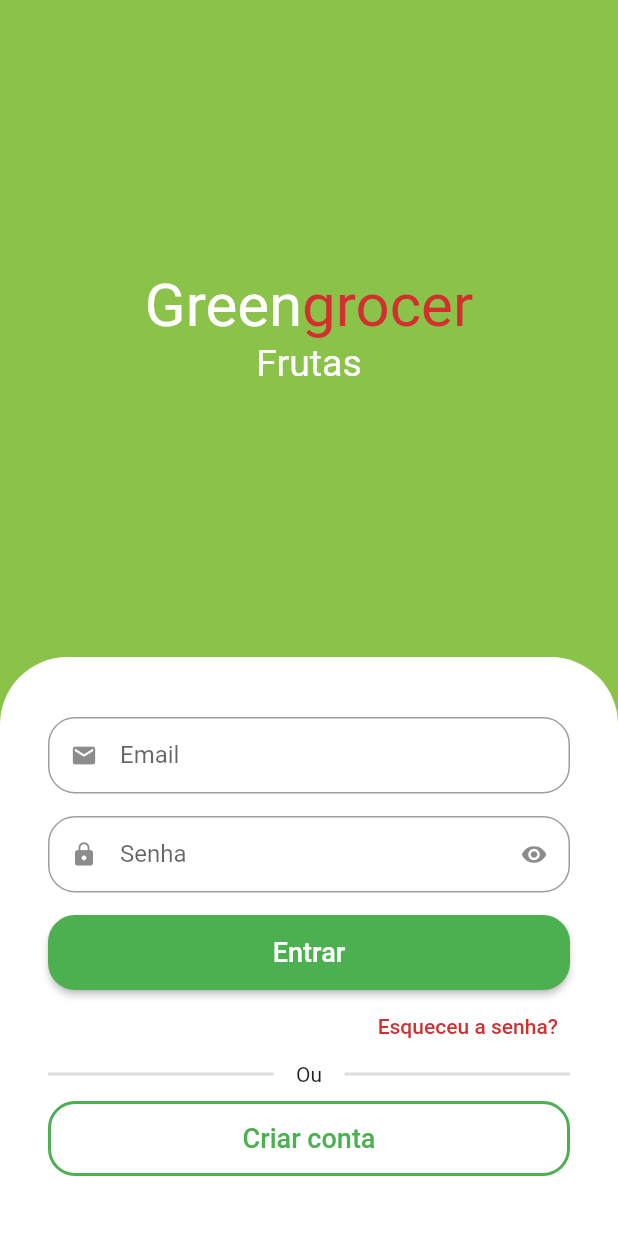
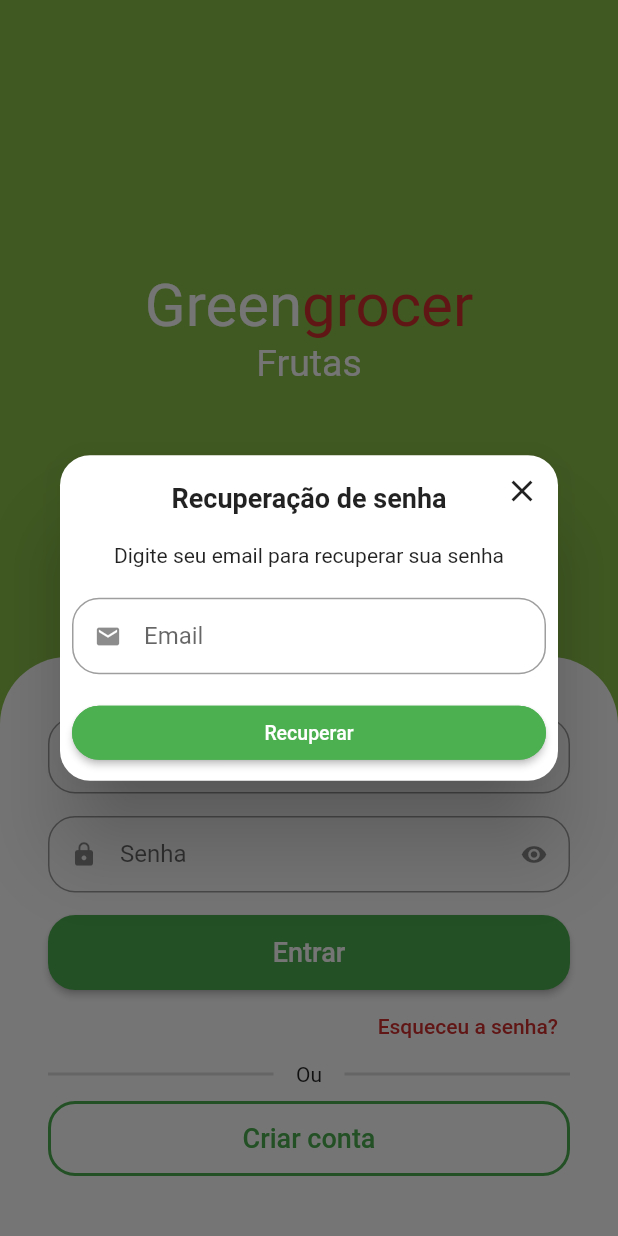
Before and after one commit to lucasanbe/quitanda-virtual, a Flutter app: the SignInScreen screen opened by its route, after a tap on "Esqueceu a senha?", on a phone screen of 412 x 824 dp. Run offline on Flutter 3.47's test engine with Material 2 defaults, Android fonts, the phone set to English and light mode, and no system bars; drawn by our look-alikes of animated_text_kit; our stand-ins replace dio, flutter_secure_storage, fluttertoast, freezed_annotation, get, mask_text_input_formatter and 2 more; missing offline and left inert: add_to_cart_animation; accounts and stored records are empty.

Commit message:
tornando funcional o botão de esqueceu a senha, inclusão de dialog e requisição de recuperação de senha

```diff
--- a/lib/src/constants/endpoints.dart
+++ b/lib/src/constants/endpoints.dart
@@ -4,4 +4,5 @@ abstract class Endpoints {
   static const String signin = '$baseUrl/login';
   static const String signup = '$baseUrl/signup';
   static const String validateToken = '$baseUrl/validate-token';
+  static const String resetPassword = '$baseUrl/reset-password';
 }
--- a/lib/src/pages/auth/controller/auth_controller.dart
+++ b/lib/src/pages/auth/controller/auth_controller.dart
@@ -35,6 +35,10 @@ class AuthController extends GetxController {
     }, error: (message) {
       signOut();
     });
+  }
+
+  Future<void> resetPassword(String email) async {
+    await authRepository.resetPassword(email);
   }
 
   Future<void> signOut() async {
--- a/lib/src/pages/auth/repository/auth_repository.dart
+++ b/lib/src/pages/auth/repository/auth_repository.dart
@@ -50,4 +50,12 @@ class AuthRepository {
     );
     return handleUserOrError(result);
   }
+
+  Future<void> resetPassword(String email) async {
+    await _httpManager.restRequest(
+      url: Endpoints.resetPassword,
+      method: HttpMethods.post,
+      body: {'email': email},
+    );
+  }
 }
--- /dev/null
+++ b/lib/src/pages/auth/views/components/forgot_password_dialog.dart
@@ -0,0 +1,114 @@
+import 'package:flutter/material.dart';
+import 'package:get/get.dart';
+import 'package:greengrocer/src/pages/auth/controller/auth_controller.dart';
+import 'package:greengrocer/src/pages/common_widgets/custom_text_field.dart';
+import 'package:greengrocer/src/services/validators.dart';
+
+class ForgotPasswordDialog extends StatelessWidget {
+  final emailController = TextEditingController();
+
+  ForgotPasswordDialog({
+    required String email,
+    Key? key,
+  }) : super(key: key) {
+    emailController.text = email;
+  }
+
+  final _formFieldKey = GlobalKey<FormFieldState>();
+  final authController = Get.find<AuthController>();
+
+  @override
+  Widget build(BuildContext context) {
+    return Dialog(
+      shape: RoundedRectangleBorder(
+        borderRadius: BorderRadius.circular(20),
+      ),
+      child: Stack(
+        alignment: Alignment.center,
+        children: [
+          // Conteúdo
+          Padding(
+            padding: const EdgeInsets.all(8.0),
+            child: Column(
+              crossAxisAlignment: CrossAxisAlignment.stretch,
+              mainAxisSize: MainAxisSize.min,
+              children: [
+                // Titulo
+                const Padding(
+                  padding: EdgeInsets.symmetric(vertical: 10),
+                  child: Text(
+                    'Recuperação de senha',
+                    textAlign: TextAlign.center,
+                    style: TextStyle(
+                      fontWeight: FontWeight.bold,
+                      fontSize: 18,
+                    ),
+                  ),
+                ),
+
+                // Descrição
+                const Padding(
+                  padding: EdgeInsets.only(
+                    top: 10,
+                    bottom: 20,
+                  ),
+                  child: Text(
+                    'Digite seu email para recuperar sua senha',
+                    textAlign: TextAlign.center,
+                    style: TextStyle(),
+                  ),
+                ),
+
+                // Campo de email
+                CustomTextField(
+                  formFieldKey: _formFieldKey,
+                  controller: emailController,
+                  icon: Icons.email,
+                  label: 'Email',
+                  validator: emailValidator,
+                ),
+
+                // Confirmar
+                ElevatedButton(
+                  style: ElevatedButton.styleFrom(
+                    shape: RoundedRectangleBorder(
+                      borderRadius: BorderRadius.circular(20),
+                    ),
+                    side: const BorderSide(
+                      width: 2,
+                      color: Colors.green,
+                    ),
+                  ),
+                  onPressed: () {
+                    if (_formFieldKey.currentState!.validate()) {
+                      authController.resetPassword(emailController.text);
+                      Get.back(result: true);
+                    }
+                  },
+                  child: const Text(
+                    'Recuperar',
+                    style: TextStyle(
+                      fontSize: 13,
+                    ),
+                  ),
+                ),
+              ],
+            ),
+          ),
+
+          // Botão para fechar
+          Positioned(
+            top: 0,
+            right: 0,
+            child: IconButton(
+              onPressed: () {
+                Navigator.of(context).pop();
+              },
+              icon: const Icon(Icons.close),
+            ),
+          ),
+        ],
+      ),
+    );
+  }
+}
--- a/lib/src/pages/auth/views/sign_in_screen.dart
+++ b/lib/src/pages/auth/views/sign_in_screen.dart
@@ -1,10 +1,12 @@
 import 'package:animated_text_kit/animated_text_kit.dart';
 import 'package:flutter/material.dart';
 import 'package:get/get.dart';
+import 'package:greengrocer/src/pages/auth/views/components/forgot_password_dialog.dart';
 import 'package:greengrocer/src/pages/common_widgets/app_name_widget.dart';
 import 'package:greengrocer/src/pages/common_widgets/custom_text_field.dart';
 import 'package:greengrocer/src/config/custom_colors.dart';
 import 'package:greengrocer/src/pages_routes/app_pages.dart';
+import 'package:greengrocer/src/services/utils_services.dart';
 import '../../../services/validators.dart';
 import '../controller/auth_controller.dart';
 
@@ -16,6 +18,7 @@ class SignInScreen extends StatelessWidget {
   //Controller de campos
   final emailController = TextEditingController();
   final passwordController = TextEditingController();
+  final utilsServices = UtilsServices();
 
   @override
   Widget build(BuildContext context) {
@@ -127,7 +130,22 @@ class SignInScreen extends StatelessWidget {
                       Align(
                         alignment: Alignment.centerRight,
                         child: TextButton(
-                          onPressed: () {},
+                          onPressed: () async {
+                            final bool? result = await showDialog(
+                              context: context,
+                              builder: (_) {
+                                return ForgotPasswordDialog(
+                                  email: emailController.text,
+                                );
+                              },
+                            );
+                            if (result ?? false) {
+                              utilsServices.showToast(
+                                message:
+                                    'Um link de recuperação foi enviado para seu e-mail.',
+                              );
+                            }
+                          },
                           child: Text(
                             'Esqueceu a senha?',
                             style: TextStyle(
--- a/lib/src/pages/common_widgets/custom_text_field.dart
+++ b/lib/src/pages/common_widgets/custom_text_field.dart
@@ -12,6 +12,7 @@ class CustomTextField extends StatefulWidget {
   final void Function(String?)? onSaved;
   final TextEditingController? controller;
   final TextInputType? textInputType;
+  final GlobalKey<FormFieldState>? formFieldKey;
 
   const CustomTextField({
     Key? key,
@@ -25,6 +26,7 @@ class CustomTextField extends StatefulWidget {
     this.onSaved,
     this.controller,
     this.textInputType,
+    this.formFieldKey,
   }) : super(key: key);
 
   @override
@@ -45,6 +47,7 @@ class _CustomTextFieldState extends State<CustomTextField> {
     return Padding(
       padding: const EdgeInsets.only(bottom: 15.0),
       child: TextFormField(
+        key: widget.formFieldKey,
         controller: widget.controller,
         readOnly: widget.readOnly,
         initialValue: widget.initialValue,
```
